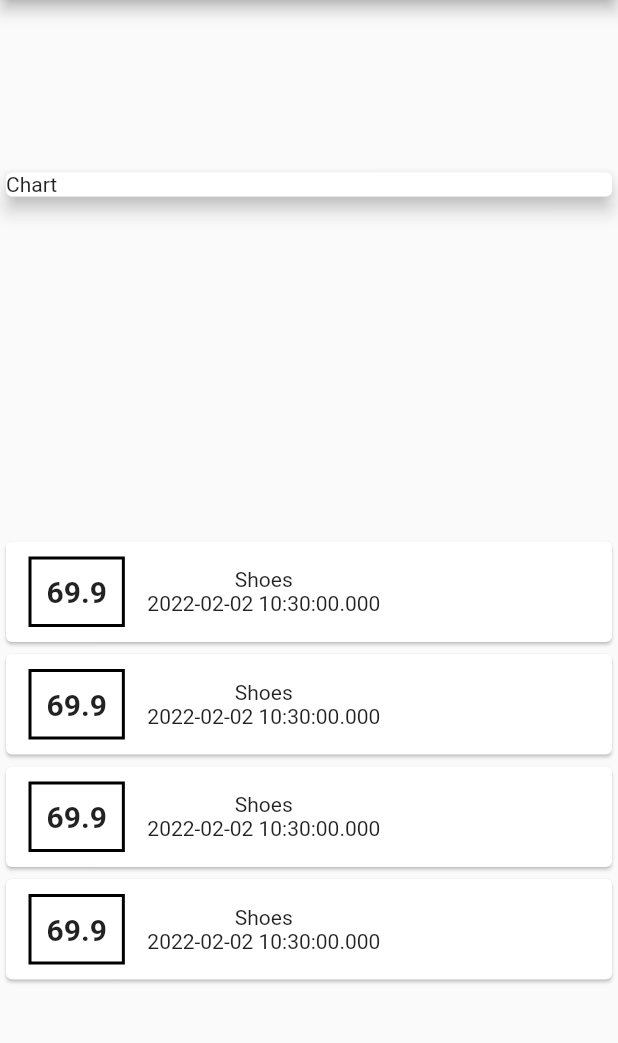
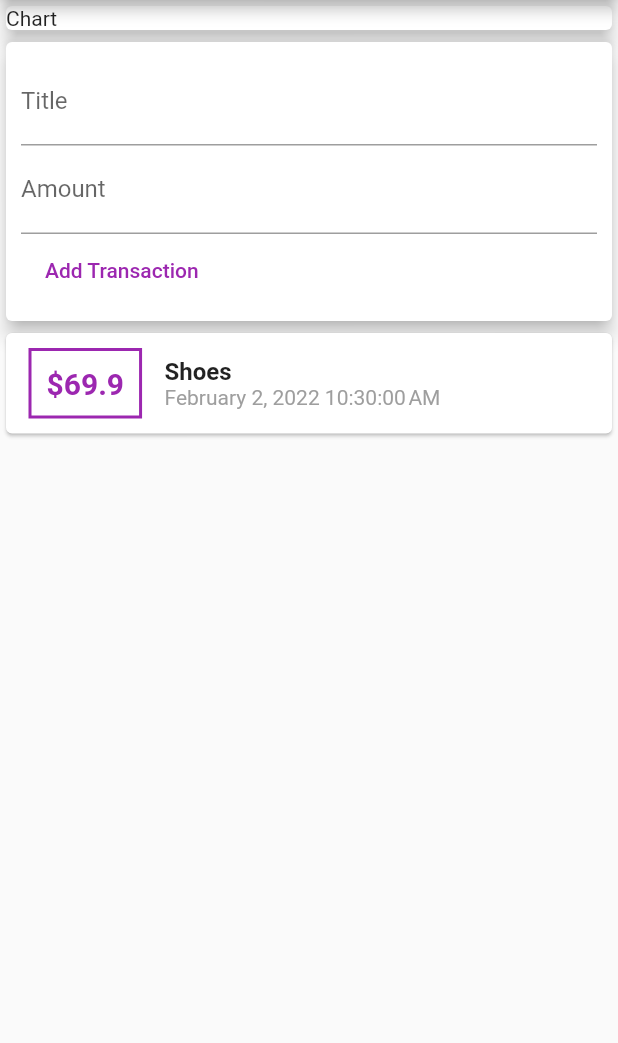
Before and after one commit to adiii013/flutter-expenseTracker-app, a Flutter app: the screen it shows after launch, on a phone screen of 412 x 824 dp, the part 84-1127 px from its top. Run offline on Flutter 3.47's test engine with Material 2 defaults, Android fonts, the phone set to English and light mode, and no system bars.

Commit message:
on the way

```diff
--- a/lib/main.dart
+++ b/lib/main.dart
@@ -1,4 +1,7 @@
-import './transaction.dart';
+import 'package:expense_tracker/widgets/new_transactions.dart';
+import 'package:expense_tracker/widgets/user_transactions.dart';
+
+import './widgets/transaction_list.dart';
 import 'package:flutter/material.dart';
 
 void main() {
@@ -16,12 +19,6 @@ class MyApp extends StatelessWidget {
 }
 
 class MyHomePage extends StatelessWidget {
-  final List<Transaction> transaction = [
-    Transaction(id: 'h1', title: 'Shoes', amount: 69.9, date: DateTime.now()),
-    Transaction(id: 'h1', title: 'Shoes', amount: 69.9, date: DateTime.now()),
-    Transaction(id: 'h1', title: 'Shoes', amount: 69.9, date: DateTime.now()),
-    Transaction(id: 'h1', title: 'Shoes', amount: 69.9, date: DateTime.now()),
-  ];
 
   @override
   Widget build(BuildContext context) {
@@ -29,8 +26,8 @@ class MyHomePage extends StatelessWidget {
       appBar: AppBar(
         title: Text('Expense tracker'),
       ),
-      body: Column(
-        mainAxisAlignment: MainAxisAlignment.spaceAround,
+      body:SingleChildScrollView(
+        child: Column(
             crossAxisAlignment: CrossAxisAlignment.stretch,
             children: <Widget>[
               Container(
@@ -40,36 +37,9 @@ class MyHomePage extends StatelessWidget {
                   elevation: 5,
                 ),
               ),
-          Column(
-            children: transaction.map((tx) {
-              return Card(
-                child: Row(
-                  children: [
-                    Container(
-                      margin: EdgeInsets.symmetric(
-                        vertical: 10,
-                        horizontal: 15,
-                      ),
-                      decoration: BoxDecoration(
-                          border: Border.all(
-                        color: Colors.black,
-                        width: 2,
-                      )),
-                      padding: EdgeInsets.all(10),
-                      child: Text(
-                        tx.amount.toString(),
-                        style: TextStyle(fontWeight: FontWeight.bold,fontSize: 20),
-                      ),
-                    ),
-                    Column(
-                      children: [Text(tx.title), Text(tx.date.toString())],
-                    )
+              UserTransaction(),
             ],
           ),
-              );
-            }).toList(),
-          )
-        ],
       ),
     );
   }
--- /dev/null
+++ b/lib/widgets/new_transactions.dart
@@ -0,0 +1,49 @@
+import 'package:flutter/material.dart';
+
+class NewTransaction extends StatelessWidget {
+  final Function addTransaction;
+  NewTransaction(this.addTransaction);
+
+  final textEditingController = TextEditingController();
+  final amountEditingController = TextEditingController();
+
+  void submitData() {
+    final enteredTitle = textEditingController.text;
+    final enteredAmount = double.parse(amountEditingController.text);
+    if (enteredTitle.isEmpty || enteredAmount <= 0) {
+      return;
+    }
+    addTransaction(
+        enteredTitle,enteredAmount);
+  }
+
+  @override
+  Widget build(BuildContext context) {
+    return Card(
+        elevation: 5,
+        child: Container(
+          padding: EdgeInsets.all(10),
+          child: Column(
+            crossAxisAlignment: CrossAxisAlignment.start,
+            children: [
+              TextField(
+                decoration: InputDecoration(labelText: 'Title'),
+                controller: textEditingController,
+                onSubmitted: (value) => submitData(),
+              ),
+              TextField(
+                decoration: InputDecoration(labelText: 'Amount'),
+                controller: amountEditingController,
+                keyboardType: TextInputType.number,
+                onSubmitted: (_) =>submitData(),
+              ),
+              FlatButton(
+                child: Text('Add Transaction'),
+                textColor: Colors.purple,
+                onPressed:submitData,
+              )
+            ],
+          ),
+        ));
+  }
+}
--- /dev/null
+++ b/lib/widgets/transaction_list.dart
@@ -0,0 +1,57 @@
+import 'package:flutter/material.dart';
+import '../models/transaction.dart';
+import 'package:intl/intl.dart';
+
+class TransactionList extends StatelessWidget {
+  final List<Transaction> transactions;
+  TransactionList(this.transactions);
+
+  @override
+  Widget build(BuildContext context) {
+    return Container(
+      height: 400,
+      child: ListView(
+      children: transactions.map((tx) {
+        return Card(
+          child: Row(
+            children: [
+              Container(
+                margin: EdgeInsets.symmetric(
+                  vertical: 10,
+                  horizontal: 15,
+                ),
+                decoration: BoxDecoration(
+                    border: Border.all(
+                  color: Colors.purple,
+                  width: 2,
+                )),
+                padding: EdgeInsets.all(10),
+                child: Text(
+                  '\$${tx.amount}',
+                  style: TextStyle(
+                    fontWeight: FontWeight.bold,
+                    fontSize: 20,
+                    color: Colors.purple,
+                  ),
+                ),
+              ),
+              Column(
+                crossAxisAlignment: CrossAxisAlignment.start,
+                children: [
+                  Text(
+                    tx.title,
+                    style: TextStyle(fontSize: 16, fontWeight: FontWeight.bold),
+                  ),
+                  Text(
+                    DateFormat().format(tx.date),
+                    style: TextStyle(color: Colors.grey),
+                  )
+                ],
+              )
+            ],
+          ),
+        );
+      }).toList(),
+    ));
+  }
+}
--- /dev/null
+++ b/lib/widgets/user_transactions.dart
@@ -0,0 +1,37 @@
+import 'package:expense_tracker/widgets/new_transactions.dart';
+import 'package:expense_tracker/widgets/transaction_list.dart';
+import 'package:flutter/material.dart';
+import '../models/transaction.dart';
+
+class UserTransaction extends StatefulWidget {
+  UserTransaction({Key? key}) : super(key: key);
+
+  @override
+  State<UserTransaction> createState() => _UserTransactionState();
+}
+
+class _UserTransactionState extends State<UserTransaction> {
+  final List<Transaction> _userTransaction = [
+    Transaction(id: 'h1', title: 'Shoes', amount: 69.9, date: DateTime.now()),
+    // Transaction(id: 'h1', title: 'Shoes', amount: 69.9, date: DateTime.now()),
+  ];
+
+  void _addNewTransaction(String txTitle, double txAmount) {
+    final newTx =
+        Transaction(id:DateTime.now().toString(),title: txTitle, amount: txAmount, date: DateTime.now());
+
+      setState(() {
+        _userTransaction.add(newTx);
+      });
+
+  }
+
+  @override
+  Widget build(BuildContext context) {
+    return Column(
+      children: [NewTransaction(_addNewTransaction),
+       TransactionList(_userTransaction)
+       ],
+    );
+  }
+}
--- a/pubspec.yaml
+++ b/pubspec.yaml
@@ -34,6 +34,7 @@ dependencies:
   # The following adds the Cupertino Icons font to your application.
   # Use with the CupertinoIcons class for iOS style icons.
   cupertino_icons: ^1.0.2
+  intl: ^0.17.0
 
 dev_dependencies:
   flutter_test:
```
Also changed, not shown: lib/models/transaction.dart (renamed from lib/transaction.dart), pubspec.lock. Lines whose indentation alone changed are shown as unchanged.
